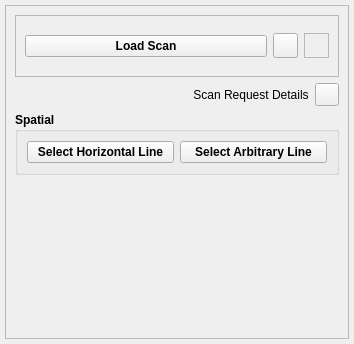
Qt form cls/applications/pyStxm/bl_configs/pixelator_common/scan_plugins/line_scan/line_scan.ui (Canadian-Light-Source/pyStxm) before a commit.
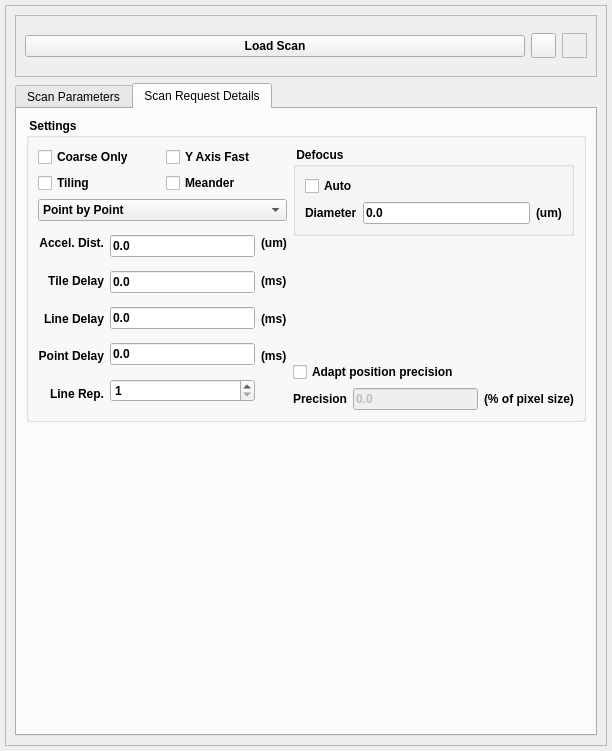
The same form after that commit. The open tabs and pages were chosen to show the change. Icons and pictures are not drawn.

Commit message: move Pixelator scan request details from modal form to a tab on the scan param form

Patch:
```diff
--- a/cls/applications/pyStxm/bl_configs/pixelator_common/scan_plugins/line_scan/line_scan.ui
+++ b/cls/applications/pyStxm/bl_configs/pixelator_common/scan_plugins/line_scan/line_scan.ui
@@ -6,8 +6,8 @@
    <rect>
     <x>0</x>
     <y>0</y>
-    <width>354</width>
-    <height>344</height>
+    <width>612</width>
+    <height>751</height>
    </rect>
   </property>
   <property name="minimumSize">
@@ -52,7 +52,7 @@
      <property name="frameShadow">
       <enum>QFrame::Raised</enum>
      </property>
-     <layout class="QVBoxLayout" name="verticalLayout_2">
+     <layout class="QVBoxLayout" name="verticalLayout_13">
       <item>
        <widget class="QFrame" name="loadscan_frame">
         <property name="minimumSize">
@@ -142,104 +142,535 @@
        </widget>
       </item>
       <item>
-       <layout class="QHBoxLayout" name="horizontalLayout_5">
-        <item>
-         <spacer name="horizontalSpacer">
-          <property name="orientation">
-           <enum>Qt::Horizontal</enum>
-          </property>
-          <property name="sizeHint" stdset="0">
-           <size>
-            <width>40</width>
-            <height>20</height>
-           </size>
-          </property>
-         </spacer>
-        </item>
-        <item>
-         <widget class="QLabel" name="label">
-          <property name="text">
-           <string>Scan Request Details</string>
-          </property>
-          <property name="alignment">
-           <set>Qt::AlignCenter</set>
-          </property>
-         </widget>
-        </item>
-        <item>
-         <widget class="QToolButton" name="scanReqDetailsBtn">
-          <property name="text">
-           <string/>
-          </property>
-          <property name="icon">
-           <iconset>
-            <normaloff>../../../icons/1318611600_23.ico</normaloff>../../../icons/1318611600_23.ico</iconset>
-          </property>
-         </widget>
-        </item>
-       </layout>
-      </item>
-      <item>
-       <widget class="QGroupBox" name="evGrpBox">
-        <property name="maximumSize">
-         <size>
-          <width>16777215</width>
-          <height>16777215</height>
-         </size>
+       <widget class="QTabWidget" name="scan_tab_widget">
+        <property name="currentIndex">
+         <number>0</number>
         </property>
-        <property name="font">
-         <font>
-          <weight>75</weight>
-          <bold>true</bold>
-         </font>
-        </property>
-        <property name="title">
-         <string>Spatial</string>
-        </property>
-        <layout class="QVBoxLayout" name="verticalLayout">
-         <item>
-          <layout class="QHBoxLayout" name="horizontalLayout_4">
-           <item>
-            <widget class="QPushButton" name="horizSelBtn">
-             <property name="text">
-              <string>Select Horizontal Line</string>
-             </property>
-             <property name="checkable">
-              <bool>false</bool>
-             </property>
-            </widget>
-           </item>
-           <item>
-            <widget class="QPushButton" name="arbSelBtn">
-             <property name="text">
-              <string>Select Arbitrary Line</string>
-             </property>
-             <property name="checkable">
-              <bool>false</bool>
-             </property>
-            </widget>
-           </item>
-          </layout>
-         </item>
-         <item>
-          <layout class="QHBoxLayout" name="horizontalLayout_2"/>
-         </item>
-        </layout>
+        <widget class="QWidget" name="tab">
+         <attribute name="title">
+          <string>Scan Parameters</string>
+         </attribute>
+         <layout class="QVBoxLayout" name="verticalLayout_12">
+          <item>
+           <widget class="QGroupBox" name="evGrpBox">
+            <property name="maximumSize">
+             <size>
+              <width>16777215</width>
+              <height>16777215</height>
+             </size>
+            </property>
+            <property name="font">
+             <font>
+              <weight>75</weight>
+              <bold>true</bold>
+             </font>
+            </property>
+            <property name="title">
+             <string>Spatial</string>
+            </property>
+            <layout class="QVBoxLayout" name="verticalLayout">
+             <item>
+              <layout class="QHBoxLayout" name="horizontalLayout_4">
+               <item>
+                <widget class="QPushButton" name="horizSelBtn">
+                 <property name="text">
+                  <string>Select Horizontal Line</string>
+                 </property>
+                 <property name="checkable">
+                  <bool>false</bool>
+                 </property>
+                </widget>
+               </item>
+               <item>
+                <widget class="QPushButton" name="arbSelBtn">
+                 <property name="text">
+                  <string>Select Arbitrary Line</string>
+                 </property>
+                 <property name="checkable">
+                  <bool>false</bool>
+                 </property>
+                </widget>
+               </item>
+              </layout>
+             </item>
+             <item>
+              <layout class="QHBoxLayout" name="horizontalLayout_2"/>
+             </item>
+            </layout>
+           </widget>
+          </item>
+         </layout>
+        </widget>
+        <widget class="QWidget" name="scan_request_tab">
+         <attribute name="title">
+          <string>Scan Request Details</string>
+         </attribute>
+         <layout class="QVBoxLayout" name="verticalLayout_9">
+          <item>
+           <widget class="QGroupBox" name="groupBox_3">
+            <property name="sizePolicy">
+             <sizepolicy hsizetype="Expanding" vsizetype="Expanding">
+              <horstretch>0</horstretch>
+              <verstretch>0</verstretch>
+             </sizepolicy>
+            </property>
+            <property name="minimumSize">
+             <size>
+              <width>172</width>
+              <height>196</height>
+             </size>
+            </property>
+            <property name="font">
+             <font>
+              <weight>75</weight>
+              <bold>true</bold>
+             </font>
+            </property>
+            <property name="title">
+             <string> Settings </string>
+            </property>
+            <layout class="QVBoxLayout" name="verticalLayout_5">
+             <item>
+              <layout class="QHBoxLayout" name="horizontalLayout_6">
+               <item>
+                <layout class="QVBoxLayout" name="verticalLayout_4">
+                 <item>
+                  <layout class="QVBoxLayout" name="verticalLayout_2">
+                   <item>
+                    <layout class="QHBoxLayout" name="horizontalLayout_5">
+                     <item>
+                      <widget class="QCheckBox" name="coarseOnlyChkBox">
+                       <property name="text">
+                        <string>Coarse Only</string>
+                       </property>
+                      </widget>
+                     </item>
+                     <item>
+                      <widget class="QCheckBox" name="yAxisFastChkBox">
+                       <property name="text">
+                        <string>Y Axis Fast</string>
+                       </property>
+                      </widget>
+                     </item>
+                    </layout>
+                   </item>
+                   <item>
+                    <layout class="QHBoxLayout" name="horizontalLayout_7">
+                     <item>
+                      <widget class="QCheckBox" name="tilingChkBox">
+                       <property name="text">
+                        <string>Tiling</string>
+                       </property>
+                      </widget>
+                     </item>
+                     <item>
+                      <widget class="QCheckBox" name="meanderChkBox">
+                       <property name="text">
+                        <string>Meander</string>
+                       </property>
+                      </widget>
+                     </item>
+                    </layout>
+                   </item>
+                   <item>
+                    <widget class="QComboBox" name="scanTypeSelComboBox">
+                     <property name="enabled">
+                      <bool>true</bool>
+                     </property>
+                     <property name="font">
+                      <font>
+                       <weight>75</weight>
+                       <bold>true</bold>
+                      </font>
+                     </property>
+                     <property name="layoutDirection">
+                      <enum>Qt::LeftToRight</enum>
+                     </property>
+                     <property name="currentIndex">
+                      <number>0</number>
+                     </property>
+                     <property name="maxVisibleItems">
+                      <number>2</number>
+                     </property>
+                     <item>
+                      <property name="text">
+                       <string>Point by Point</string>
+                      </property>
+                     </item>
+                     <item>
+                      <property name="text">
+                       <string>Constant Velocity</string>
+                      </property>
+                     </item>
+                    </widget>
+                   </item>
+                  </layout>
+                 </item>
+                 <item>
+                  <layout class="QHBoxLayout" name="horizontalLayout_8">
+                   <item>
+                    <layout class="QVBoxLayout" name="verticalLayout_6">
+                     <item>
+                      <widget class="QLabel" name="label_5">
+                       <property name="text">
+                        <string>Accel. Dist.</string>
+                       </property>
+                       <property name="alignment">
+                        <set>Qt::AlignRight|Qt::AlignTrailing|Qt::AlignVCenter</set>
+                       </property>
+                      </widget>
+                     </item>
+                     <item>
+                      <widget class="QLabel" name="label_7">
+                       <property name="text">
+                        <string>Tile Delay</string>
+                       </property>
+                       <property name="alignment">
+                        <set>Qt::AlignRight|Qt::AlignTrailing|Qt::AlignVCenter</set>
+                       </property>
+                      </widget>
+                     </item>
+                     <item>
+                      <widget class="QLabel" name="label_16">
+                       <property name="text">
+                        <string>Line Delay</string>
+                       </property>
+                       <property name="alignment">
+                        <set>Qt::AlignRight|Qt::AlignTrailing|Qt::AlignVCenter</set>
+                       </property>
+                      </widget>
+                     </item>
+                     <item>
+                      <widget class="QLabel" name="label_18">
+                       <property name="text">
+                        <string>Point Delay</string>
+                       </property>
+                       <property name="alignment">
+                        <set>Qt::AlignRight|Qt::AlignTrailing|Qt::AlignVCenter</set>
+                       </property>
+                      </widget>
+                     </item>
+                     <item>
+                      <widget class="QLabel" name="label_20">
+                       <property name="text">
+                        <string>Line Rep.</string>
+                       </property>
+                       <property name="alignment">
+                        <set>Qt::AlignRight|Qt::AlignTrailing|Qt::AlignVCenter</set>
+                       </property>
+                      </widget>
+                     </item>
+                    </layout>
+                   </item>
+                   <item>
+                    <layout class="QVBoxLayout" name="verticalLayout_7">
+                     <item>
+                      <widget class="QLineEdit" name="accelDistFld">
+                       <property name="minimumSize">
+                        <size>
+                         <width>75</width>
+                         <height>0</height>
+                        </size>
+                       </property>
+                       <property name="maximumSize">
+                        <size>
+                         <width>16777215</width>
+                         <height>16777215</height>
+                        </size>
+                       </property>
+                       <property name="text">
+                        <string>0.0</string>
+                       </property>
+                      </widget>
+                     </item>
+                     <item>
+                      <widget class="QLineEdit" name="tileDelayFld">
+                       <property name="minimumSize">
+                        <size>
+                         <width>75</width>
+                         <height>0</height>
+                        </size>
+                       </property>
+                       <property name="maximumSize">
+                        <size>
+                         <width>16777215</width>
+                         <height>16777215</height>
+                        </size>
+                       </property>
+                       <property name="text">
+                        <string>0.0</string>
+                       </property>
+                      </widget>
+                     </item>
+                     <item>
+                      <widget class="QLineEdit" name="lineDelayFld">
+                       <property name="minimumSize">
+                        <size>
+                         <width>75</width>
+                         <height>0</height>
+                        </size>
+                       </property>
+                       <property name="maximumSize">
+                        <size>
+                         <width>16777215</width>
+                         <height>16777215</height>
+                        </size>
+                       </property>
+                       <property name="text">
+                        <string>0.0</string>
+                       </property>
+                      </widget>
+                     </item>
+                     <item>
+                      <widget class="QLineEdit" name="pointDelayFld">
+                       <property name="minimumSize">
+                        <size>
+                         <width>75</width>
+                         <height>0</height>
+                        </size>
+                       </property>
+                       <property name="maximumSize">
+                        <size>
+                         <width>16777215</width>
+                         <height>16777215</height>
+                        </size>
+                       </property>
+                       <property name="text">
+                        <string>0.0</string>
+                       </property>
+                      </widget>
+                     </item>
+                     <item>
+                      <widget class="QSpinBox" name="lineRepSpinBox">
+                       <property name="minimumSize">
+                        <size>
+                         <width>75</width>
+                         <height>0</height>
+                        </size>
+                       </property>
+                       <property name="maximumSize">
+                        <size>
+                         <width>16777215</width>
+                         <height>16777215</height>
+                        </size>
+                       </property>
+                       <property name="minimum">
+                        <number>1</number>
+                       </property>
+                       <property name="value">
+                        <number>1</number>
+                       </property>
+                      </widget>
+                     </item>
+                    </layout>
+                   </item>
+                   <item>
+                    <layout class="QVBoxLayout" name="verticalLayout_8">
+                     <item>
+                      <widget class="QLabel" name="label_6">
+                       <property name="text">
+                        <string>(um)</string>
+                       </property>
+                      </widget>
+                     </item>
+                     <item>
+                      <widget class="QLabel" name="label_15">
+                       <property name="text">
+                        <string>(ms)</string>
+                       </property>
+                      </widget>
+                     </item>
+                     <item>
+                      <widget class="QLabel" name="label_17">
+                       <property name="text">
+                        <string>(ms)</string>
+                       </property>
+                      </widget>
+                     </item>
+                     <item>
+                      <widget class="QLabel" name="label_19">
+                       <property name="text">
+                        <string>(ms)</string>
+                       </property>
+                      </widget>
+                     </item>
+                     <item>
+                      <widget class="QLabel" name="label_21">
+                       <property name="text">
+                        <string/>
+                       </property>
+                      </widget>
+                     </item>
+                    </layout>
+                   </item>
+                  </layout>
+                 </item>
+                </layout>
+               </item>
+               <item>
+                <layout class="QVBoxLayout" name="verticalLayout_11">
+                 <item>
+                  <widget class="QGroupBox" name="groupBox_2">
+                   <property name="minimumSize">
+                    <size>
+                     <width>158</width>
+                     <height>57</height>
+                    </size>
+                   </property>
+                   <property name="font">
+                    <font>
+                     <weight>75</weight>
+                     <bold>true</bold>
+                    </font>
+                   </property>
+                   <property name="title">
+                    <string> Defocus </string>
+                   </property>
+                   <layout class="QVBoxLayout" name="verticalLayout_3">
+                    <item>
+                     <widget class="QCheckBox" name="autoDefocusChkBox">
+                      <property name="text">
+                       <string>Auto</string>
+                      </property>
+                     </widget>
+                    </item>
+                    <item>
+                     <layout class="QHBoxLayout" name="horizontalLayout_9">
+                      <item>
+                       <widget class="QLabel" name="label_3">
+                        <property name="text">
+                         <string>Diameter</string>
+                        </property>
+                       </widget>
+                      </item>
+                      <item>
+                       <widget class="QLineEdit" name="defocusDiamFld">
+                        <property name="enabled">
+                         <bool>true</bool>
+                        </property>
+                        <property name="minimumSize">
+                         <size>
+                          <width>75</width>
+                          <height>0</height>
+                         </size>
+                        </property>
+                        <property name="maximumSize">
+                         <size>
+                          <width>16777215</width>
+                          <height>16777215</height>
+                         </size>
+                        </property>
+                        <property name="text">
+                         <string>0.0</string>
+                        </property>
+                        <property name="alignment">
+                         <set>Qt::AlignLeading|Qt::AlignLeft|Qt::AlignVCenter</set>
+                        </property>
+                       </widget>
+                      </item>
+                      <item>
+                       <widget class="QLabel" name="label_4">
+                        <property name="text">
+                         <string>(um)</string>
+                        </property>
+                       </widget>
+                      </item>
+                     </layout>
+                    </item>
+                   </layout>
+                  </widget>
+                 </item>
+                 <item>
+                  <layout class="QVBoxLayout" name="verticalLayout_10">
+                   <item>
+                    <spacer name="verticalSpacer_2">
+                     <property name="orientation">
+                      <enum>Qt::Vertical</enum>
+                     </property>
+                     <property name="sizeHint" stdset="0">
+                      <size>
+                       <width>20</width>
+                       <height>40</height>
+                      </size>
+                     </property>
+                    </spacer>
+                   </item>
+                   <item>
+                    <widget class="QCheckBox" name="adaptPosPrecChkBox">
+                     <property name="text">
+                      <string>Adapt position precision</string>
+                     </property>
+                    </widget>
+                   </item>
+                   <item>
+                    <layout class="QHBoxLayout" name="horizontalLayout_10">
+                     <item>
+                      <widget class="QLabel" name="label">
+                       <property name="text">
+                        <string>Precision</string>
+                       </property>
+                      </widget>
+                     </item>
+                     <item>
+                      <widget class="QLineEdit" name="precisionFld">
+                       <property name="enabled">
+                        <bool>false</bool>
+                       </property>
+                       <property name="minimumSize">
+                        <size>
+                         <width>75</width>
+                         <height>0</height>
+                        </size>
+                       </property>
+                       <property name="maximumSize">
+                        <size>
+                         <width>16777215</width>
+                         <height>16777215</height>
+                        </size>
+                       </property>
+                       <property name="text">
+                        <string>0.0</string>
+                       </property>
+                       <property name="alignment">
+                        <set>Qt::AlignLeading|Qt::AlignLeft|Qt::AlignVCenter</set>
+                       </property>
+                      </widget>
+                     </item>
+                     <item>
+                      <widget class="QLabel" name="label_2">
+                       <property name="text">
+                        <string>(% of pixel size)</string>
+                       </property>
+                      </widget>
+                     </item>
+                    </layout>
+                   </item>
+                  </layout>
+                 </item>
+                </layout>
+               </item>
+              </layout>
+             </item>
+            </layout>
+           </widget>
+          </item>
+          <item>
+           <spacer name="verticalSpacer">
+            <property name="orientation">
+             <enum>Qt::Vertical</enum>
+            </property>
+            <property name="sizeHint" stdset="0">
+             <size>
+              <width>20</width>
+              <height>179</height>
+             </size>
+            </property>
+           </spacer>
+          </item>
+         </layout>
+        </widget>
        </widget>
       </item>
-      <item>
-       <spacer name="verticalSpacer">
-        <property name="orientation">
-         <enum>Qt::Vertical</enum>
-        </property>
-        <property name="sizeHint" stdset="0">
-         <size>
-          <width>20</width>
-          <height>40</height>
-         </size>
-        </property>
-       </spacer>
-      </item>
      </layout>
     </widget>
    </item>
```
The commit also changes 5 other files.
